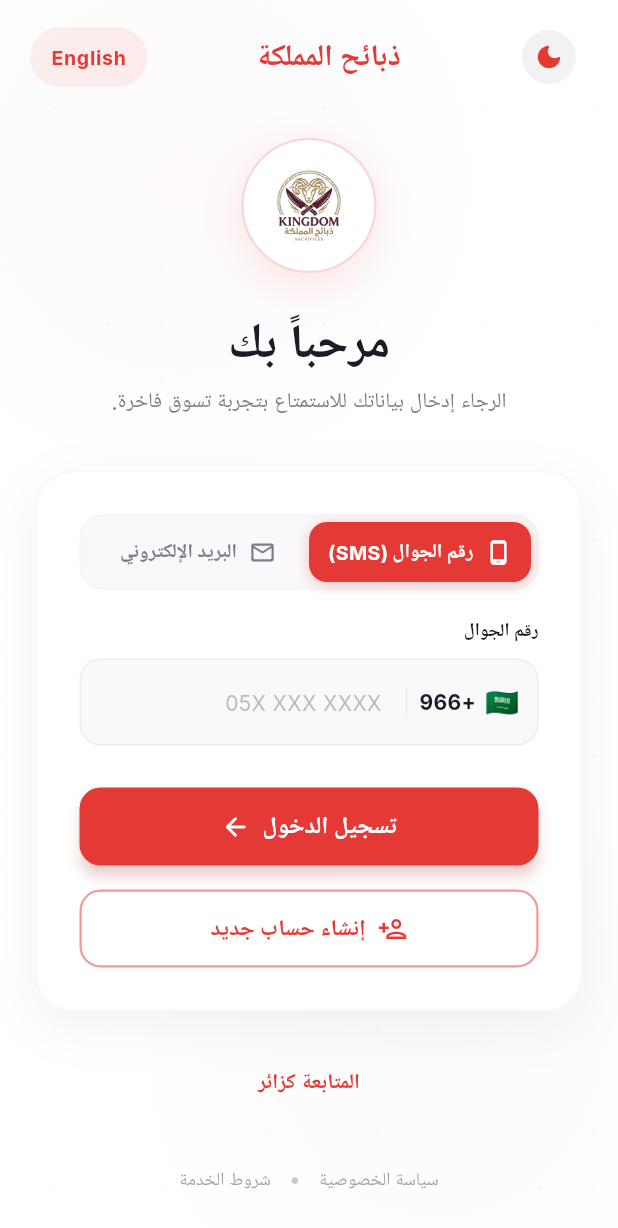
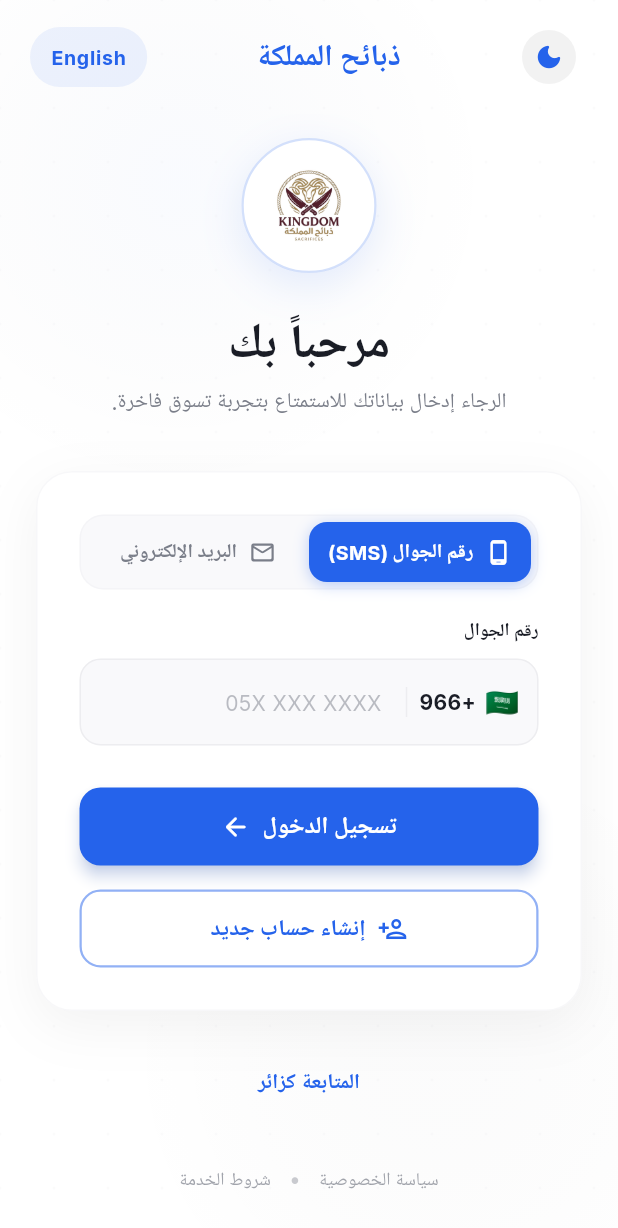
Before and after one commit to Gaber65/zbayhalmmlkh, a Flutter app: the LoginScreen screen opened by its route, on a phone screen of 412 x 824 dp. Shown: the top 1228 px of the screen. Run offline on Flutter 3.47's test engine with Material 3 defaults, Android fonts, the phone set to English and light mode, and no system bars; our stand-ins replace animate_do, cached_network_image, dartz, dio, equatable, firebase_core and 26 more; missing offline and left inert: moyasar; accounts and stored records are empty; network calls fail.

Commit message:
feat(theme): change primary color to royal blue for Shorebird OTA patch test

```diff
--- a/lib/core/theme/colors.dart
+++ b/lib/core/theme/colors.dart
@@ -4,16 +4,16 @@ import 'package:flutter/material.dart';
 class AppColors {
   AppColors._();
 
-  // Primary Accent Colors (Soft Vibrant Red & Light Pink Tint)
-  static const Color primary = Color(0xFFE53935);
+  // Primary Accent Colors (Changed to Royal Blue for OTA Patch Test)
+  static const Color primary = Color(0xFF2563EB);
   static const Color onPrimary = Color(0xFFFFFFFF);
-  static const Color primaryContainer = Color(0xFFFDF0F0);
-  static const Color onPrimaryContainer = Color(0xFFC62828);
-  static const Color inversePrimary = Color(0xFFFF8A80);
-  static const Color primaryFixed = Color(0xFFFFEBEE);
-  static const Color primaryFixedDim = Color(0xFFFFCDD2);
-  static const Color onPrimaryFixed = Color(0xFFB71C1C);
-  static const Color onPrimaryFixedVariant = Color(0xFFD32F2F);
+  static const Color primaryContainer = Color(0xFFEFF6FF);
+  static const Color onPrimaryContainer = Color(0xFF1E40AF);
+  static const Color inversePrimary = Color(0xFF60A5FA);
+  static const Color primaryFixed = Color(0xFFDBEAFE);
+  static const Color primaryFixedDim = Color(0xFFBFDBFE);
+  static const Color onPrimaryFixed = Color(0xFF1E3A8A);
+  static const Color onPrimaryFixedVariant = Color(0xFF1D4ED8);
 
   // Secondary Colors (Clean Neutral Charcoal & Slate)
   static const Color secondary = Color(0xFF7A7E89);
```
Also changed, not shown: 1 other file.
